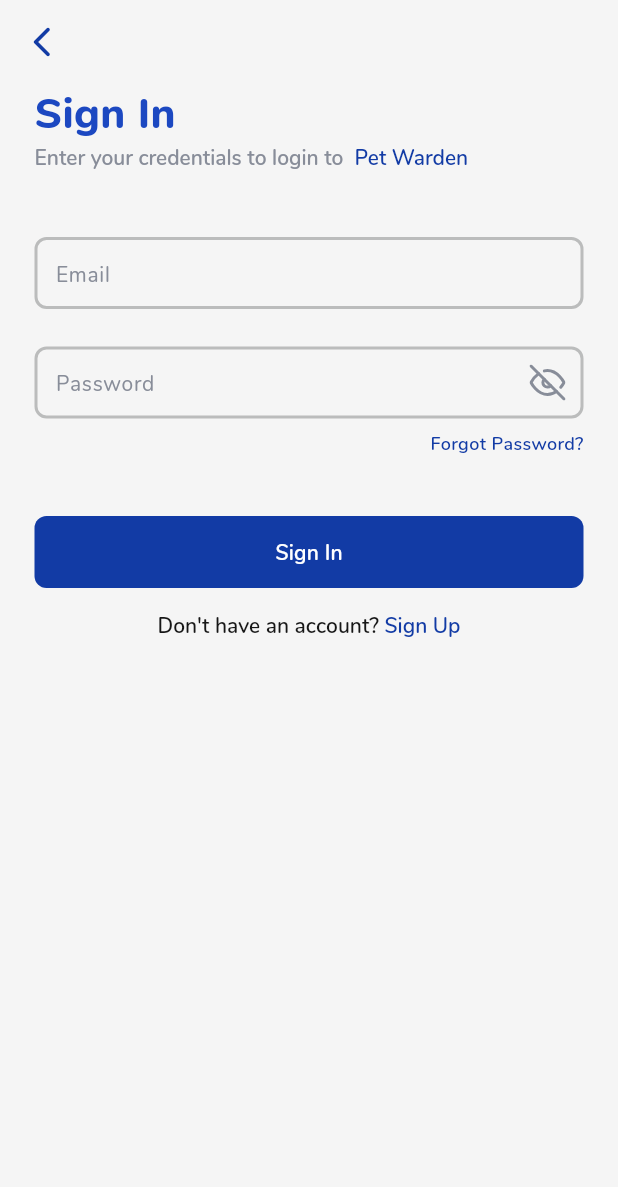
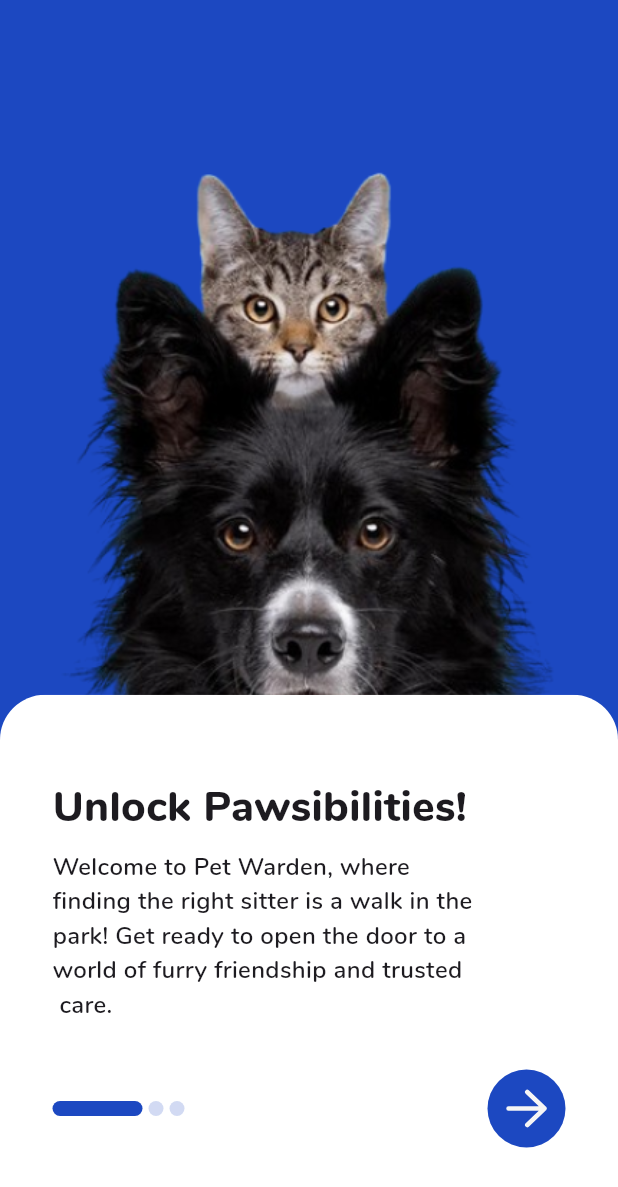
Before and after one commit to bidhan-skybase/Pet-Warden, a Flutter app: the screen it shows after launch, on a phone screen of 412 x 824 dp. Shown: the top 1187 px of the screen. Run offline on Flutter 3.47's test engine with Material 3 defaults, Android fonts, the phone set to English and light mode, and no system bars; our stand-ins replace accordion, carousel_slider, dropdown_button2, flutter_svg, get, image_picker and 3 more.

Commit message:
WIP onboarding screen

```diff
--- a/lib/controller/core_controller.dart
+++ b/lib/controller/core_controller.dart
@@ -2,7 +2,7 @@ import 'package:get/get.dart';
 import 'package:permission_handler/permission_handler.dart';
 
 class CoreController extends GetxController {
-  RxBool isUserLoggedIn=true.obs;
+  RxBool isUserLoggedIn = true.obs;
   Future<bool> checkCameraPermission() async {
     bool hasAccess = false;
     var status = await Permission.camera.status;
--- a/lib/controller/splash_controller.dart
+++ b/lib/controller/splash_controller.dart
@@ -1,6 +1,8 @@
 import 'package:get/get.dart';
 import 'package:petwarden/controller/core_controller.dart';
 import 'package:petwarden/view/auth/log_in_screen.dart';
+import 'package:petwarden/view/dash_pages/dash_screen.dart';
+import 'package:petwarden/view/on_boarding_screen.dart';
 
 class SplashController extends GetxController {
   final CoreController coreController = Get.find<CoreController>();
@@ -8,7 +10,7 @@ class SplashController extends GetxController {
   @override
   void onInit() {
     Future.delayed(const Duration(seconds: 3), () {
-      Get.offAllNamed(LogInScreen.routeName);
+      Get.offAllNamed(OnboardingPage.routeName);
     });
     super.onInit();
   }
--- a/lib/main.dart
+++ b/lib/main.dart
@@ -10,7 +10,8 @@ void main() {
 }
 
 class PetWarden extends StatelessWidget {
-   final coreController = Get.find<CoreController>();
+  final GlobalKey<NavigatorState> navigatorKey = GlobalKey<NavigatorState>();
+  final coreController = Get.find<CoreController>();
   PetWarden({super.key});
 
   @override
--- a/lib/utils/config/pages.dart
+++ b/lib/utils/config/pages.dart
@@ -2,6 +2,7 @@ import 'package:get/get.dart';
 import 'package:petwarden/controller/splash_controller.dart';
 import 'package:petwarden/utils/config/auth_pages.dart';
 import 'package:petwarden/utils/config/booking_pages.dart';
+import 'package:petwarden/view/on_boarding_screen.dart';
 import 'package:petwarden/view/splash_screen.dart';
 
 import 'dash_pages.dart';
@@ -15,5 +16,11 @@ final List<GetPage> getPages = <GetPage>[
       page: () => SplashScreen(),
       binding: BindingsBuilder(() {
         Get.lazyPut(() => SplashController());
+      })),
+  GetPage(
+      name: OnboardingPage.routeName,
+      page: () => const OnboardingPage(),
+      binding: BindingsBuilder(() {
+        Get.lazyPut(() => SplashController());
       }))
 ];
--- a/lib/utils/constants/icon_paths.dart
+++ b/lib/utils/constants/icon_paths.dart
@@ -32,4 +32,5 @@ class IconPath {
   static const deleteUserIcon = "$baseIconPath/profile_delete.svg";
   static const logOutIcon = "$baseIconPath/logout.svg";
   static const rightArrow = "$baseIconPath/rightArrow.svg";
+  static const rightArrowAlt = "$baseIconPath/right.svg";
 }
--- a/lib/utils/constants/image_paths.dart
+++ b/lib/utils/constants/image_paths.dart
@@ -3,4 +3,10 @@ class ImagePath {
 
   static const logo = "$baseIconPath/logo.png";
   static const profilePic = "$baseIconPath/profile.jpg";
+  static const esewa = "$baseIconPath/esewa.png";
+
+  //onboarding
+  static const onboarding1 = "$baseIconPath/onboarding1.png";
+  static const onboarding2 = "$baseIconPath/onboarding2.png";
+  static const onboarding3 = "$baseIconPath/onboarding3.png";
 }
--- a/lib/view/booking/pet_sitter_profile.dart
+++ b/lib/view/booking/pet_sitter_profile.dart
@@ -6,7 +6,7 @@ import 'package:get/get.dart';
 import 'package:petwarden/utils/constants/colors.dart';
 import 'package:petwarden/utils/constants/icon_paths.dart';
 import 'package:petwarden/utils/constants/image_paths.dart';
-import 'package:petwarden/view/booking/confirmation_page.dart';
+import 'package:petwarden/view/booking/confirmation_screen.dart';
 import 'package:petwarden/widgets/custom/custom_elevated_button.dart';
 import 'package:petwarden/widgets/custom/custom_text_field.dart';
 import 'package:petwarden/widgets/custom/custom_text_styles.dart';
--- /dev/null
+++ b/lib/view/on_boarding_screen.dart
@@ -0,0 +1,309 @@
+import 'package:flutter/gestures.dart';
+import 'package:flutter/material.dart';
+import 'package:flutter/widgets.dart';
+import 'package:flutter_svg/flutter_svg.dart';
+
+import 'package:get/get.dart';
+import 'package:petwarden/utils/constants/colors.dart';
+import 'package:petwarden/utils/constants/icon_paths.dart';
+import 'package:petwarden/utils/constants/image_paths.dart';
+import 'package:petwarden/view/auth/log_in_screen.dart';
+import 'package:petwarden/widgets/custom/custom_tab_indicator.dart';
+import 'package:petwarden/widgets/custom/custom_text_styles.dart';
+
+class OnboardingPage extends StatefulWidget {
+  static const String routeName = "/onBoardingPage/";
+  const OnboardingPage({super.key});
+
+  @override
+  State<OnboardingPage> createState() => _OnboardingPageState();
+}
+
+List<String> backgroundImages = [
+  ImagePath.onboarding1,
+  ImagePath.onboarding2,
+  ImagePath.onboarding3,
+];
+
+class _OnboardingPageState extends State<OnboardingPage> with SingleTickerProviderStateMixin {
+  late TabController _tabController;
+  int swipetab = 0;
+
+  @override
+  void initState() {
+    super.initState();
+    _tabController = TabController(
+      length: 3,
+      vsync: this,
+    );
+
+    _tabController.animation?.addListener(() {
+      int newState = swipetab;
+      if (_tabController.offset > 0.5) {
+        newState = _tabController.index + 1;
+      } else if (_tabController.offset < -0.5) {
+        newState = _tabController.index - 1;
+      } else {
+        newState = _tabController.index;
+      }
+
+      // "Debounce" stateswitch, so that we don't get 100's of events
+      if (newState != swipetab) {
+        setState(() {
+          swipetab = newState;
+        });
+      }
+    });
+  }
+
+  @override
+  Widget build(BuildContext context) {
+    return Scaffold(
+      body: Stack(
+        fit: StackFit.expand,
+        children: [
+          AnimatedSwitcher(
+            duration: const Duration(milliseconds: 200),
+            child: Container(
+              width: Get.width,
+              color: PetWardenColors.primaryColor,
+            ),
+          ),
+          swipetab == 0
+              ? Positioned(
+                  top: 30,
+                  child: SizedBox(
+                    width: Get.width,
+                    child: Image.asset(
+                      backgroundImages[0],
+                      fit: BoxFit.cover,
+                    ),
+                  ),
+                )
+              : Positioned(
+                  top: 80,
+                  left: 58,
+                  right: 55,
+                  child: SizedBox(
+                    child: Image.asset(
+                      backgroundImages[swipetab],
+                      fit: BoxFit.cover,
+                    ),
+                  ),
+                ),
+          // Positioned(
+          //   top: 50,
+          //   right: 20,
+          //   child: GestureDetector(
+          //     onTap: () {
+          //       Get.toNamed(HomePage.routeName);
+          //     },
+          //     child: Text('Skip', style: CustomTextStyles.f16W600(color: GearColors.lightGreen)),
+          //   ),
+          // ),
+          Positioned(
+            left: 0,
+            right: 0,
+            bottom: 0,
+            child: ClipRRect(
+              borderRadius: const BorderRadius.only(
+                topLeft: Radius.circular(30),
+                topRight: Radius.circular(30),
+              ),
+              child: Container(
+                color: Colors.white,
+                child: Padding(
+                  padding: const EdgeInsets.symmetric(horizontal: 35, vertical: 35),
+                  child: Column(children: [
+                    const SizedBox(height: 20),
+                    SizedBox(
+                      height: Get.height / 5,
+                      child: TabBarView(
+                        controller: _tabController,
+                        children: [
+                          Column(
+                            mainAxisSize: MainAxisSize.min,
+                            crossAxisAlignment: CrossAxisAlignment.start,
+                            children: [
+                              Text(
+                                "Unlock Pawsibilities!",
+                                style: CustomTextStyles.f28W700(),
+                              ),
+                              const SizedBox(height: 8),
+                              Text(
+                                "Welcome to Pet Warden, where \nfinding the right sitter is a walk in the \npark! Get ready to open the door to a \nworld of furry friendship and trusted\n care.",
+                                style: CustomTextStyles.f16W600(),
+                              )
+                            ],
+                          ),
+                          const Column(
+                            mainAxisSize: MainAxisSize.min,
+                            children: [
+                              Text(
+                                'Simple Research',
+                                textAlign: TextAlign.center,
+                                style: TextStyle(
+                                  fontSize: 24,
+                                  fontFamily: "Poppins",
+                                  fontWeight: FontWeight.bold,
+                                  color: PetWardenColors.textColor,
+                                ),
+                              ),
+                              SizedBox(height: 10),
+                              Text(
+                                'Search desired activity or adventure.',
+                                textAlign: TextAlign.center,
+                                style: TextStyle(
+                                  fontSize: 16,
+                                  fontFamily: "Poppins",
+                                  color: PetWardenColors.textColor,
+                                ),
+                              ),
+                            ],
+                          ),
+                          const Column(
+                            mainAxisSize: MainAxisSize.min,
+                            children: [
+                              Text(
+                                'Quick Overview',
+                                textAlign: TextAlign.center,
+                                style: TextStyle(
+                                  fontSize: 24,
+                                  fontFamily: "Poppins",
+                                  fontWeight: FontWeight.bold,
+                                  color: PetWardenColors.textColor,
+                                ),
+                              ),
+                              SizedBox(height: 10),
+                              Text(
+                                'See which gear people use...',
+                                textAlign: TextAlign.center,
+                                style: TextStyle(
+                                  fontSize: 16,
+                                  fontFamily: "Poppins",
+                                  color: PetWardenColors.textColor,
+                                ),
+                              ),
+                            ],
+                          ),
+                          const Column(
+                            mainAxisSize: MainAxisSize.min,
+                            children: [
+                              Text(
+                                'Personal Reviews',
+                                textAlign: TextAlign.center,
+                                style: TextStyle(
+                                  fontSize: 24,
+                                  fontFamily: "Poppins",
+                                  fontWeight: FontWeight.bold,
+                                  color: PetWardenColors.textColor,
+                                ),
+                              ),
+                              SizedBox(height: 10),
+                              Text(
+                                '',
+                                textAlign: TextAlign.center,
+                                style: TextStyle(
+                                  fontSize: 16,
+                                  fontFamily: "Poppins",
+                                  color: PetWardenColors.textColor,
+                                ),
+                              ),
+                            ],
+                          ),
+                          const Column(
+                            mainAxisSize: MainAxisSize.min,
+                            children: [
+                              Text(
+                                'Find the Best Price',
+                                textAlign: TextAlign.center,
+                                style: TextStyle(
+                                  fontSize: 24,
+                                  fontFamily: "Poppins",
+                                  fontWeight: FontWeight.bold,
+                                  color: PetWardenColors.textColor,
+                                ),
+                              ),
+                              SizedBox(height: 10),
+                              Text(
+                                'Get the cheapest deal.\nAdd to favorites and be notified when item goes on sale.',
+                                textAlign: TextAlign.center,
+                                style: TextStyle(
+                                  fontSize: 16,
+                                  fontFamily: "Poppins",
+                                  color: PetWardenColors.textColor,
+                                ),
+                              ),
+                            ],
+                          ),
+                        ],
+                      ),
+                    ),
+                    const SizedBox(height: 30),
+                    Row(
+                      mainAxisAlignment: MainAxisAlignment.spaceBetween,
+                      children: [
+                        TabIndicator(
+                          selectedColor: PetWardenColors.primaryColor,
+                          unselectedColor: PetWardenColors.borderColor,
+                          num: 3,
+                          pos: swipetab,
+                        ),
+                        GestureDetector(
+                          onTap: () {
+                            if (swipetab < 2) {
+                              _tabController.animateTo(++swipetab);
+                            } else {
+                              Get.toNamed(LogInScreen.routeName);
+                            }
+                          },
+                          child: Container(
+                            height: 52,
+                            width: 52,
+                            decoration: BoxDecoration(
+                                borderRadius: BorderRadius.circular(50),
+                                color: PetWardenColors.primaryColor),
+                            padding: const EdgeInsets.all(12),
+                            child: SvgPicture.asset(IconPath.rightArrowAlt),
+                          ),
+                        )
+                      ],
+                    ),
+
+                    // SizedBox(
+                    //   height: 48,
+                    //   width: double.infinity,
+                    //   child: TextButton(
+                    //       style: TextButton.styleFrom(
+                    //         shape: RoundedRectangleBorder(
+                    //           borderRadius: BorderRadius.circular(10),
+                    //         ),
+                    //         backgroundColor: PetWardenColors.primaryColor,
+                    //       ),
+                    //       child: Text(
+                    //         swipetab == 0 ? "Get Started" : "Next",
+                    //         style: const TextStyle(
+                    //           color: Colors.white,
+                    //           fontWeight: FontWeight.w600,
+                    //           fontSize: 16,
+                    //         ),
+                    //       ),
+                    //       onPressed: () async {
+                    //         if (swipetab < 4) {
+                    //           _tabController.animateTo(++swipetab);
+                    //         } else {
+                    //           Get.toNamed(LogInScreen.routeName);
+                    //         }
+                    //       }),
+                    // ),
+                    const SizedBox(height: 24),
+                  ]),
+                ),
+              ),
+            ),
+          ),
+        ],
+      ),
+    );
+  }
+}
--- /dev/null
+++ b/lib/widgets/custom/custom_tab_indicator.dart
@@ -0,0 +1,49 @@
+import 'package:flutter/material.dart';
+
+class TabIndicator extends StatelessWidget {
+  final int num;
+  final int pos;
+  final double size;
+  final double spacing;
+  final Color selectedColor;
+  final Color unselectedColor;
+
+  const TabIndicator({
+    required this.num,
+    required this.pos,
+    this.size = 60,
+    this.spacing = 4,
+    this.selectedColor = Colors.red,
+    this.unselectedColor = Colors.white,
+    super.key,
+  });
+
+  @override
+  Widget build(BuildContext context) {
+    return SizedBox(
+      height: 10,
+      child: ListView.builder(
+        scrollDirection: Axis.horizontal,
+        shrinkWrap: true,
+        itemCount: num,
+        itemBuilder: (context, index) {
+          return Row(children: [
+            AnimatedOpacity(
+              opacity: index == pos ? 1 : 0.2,
+              duration: const Duration(milliseconds: 200),
+              child: Container(
+                decoration: BoxDecoration(
+                  color: selectedColor,
+                  borderRadius: BorderRadius.circular(8),
+                ),
+                width: index == pos ? size : 10,
+                height: size,
+              ),
+            ),
+            if (pos != num) SizedBox(width: spacing),
+          ]);
+        },
+      ),
+    );
+  }
+}
--- a/pubspec.yaml
+++ b/pubspec.yaml
@@ -46,6 +46,7 @@ dependencies:
   table_calendar: ^3.1.1
   accordion: ^2.6.0
   intl: ^0.19.0
+  skypay_sdk: ^0.0.3+3
 
 
 dev_dependencies:
```
Also changed, not shown: lib/utils/config/booking_pages.dart (+21 -1 lines), lib/view/booking/appointement_success.dart (added, +85 -0 lines), lib/view/booking/confirmation_screen.dart (renamed from lib/view/booking/confirmation_page.dart, +6 -1 lines), lib/view/booking/payments_screen.dart (added, +120 -0 lines), assets/icons/right.svg (added), assets/images/esewa.png (added), assets/images/onboarding1.png (added), assets/images/onboarding2.png (added), assets/images/onboarding3.png (added), pubspec.lock, 5 other files.
